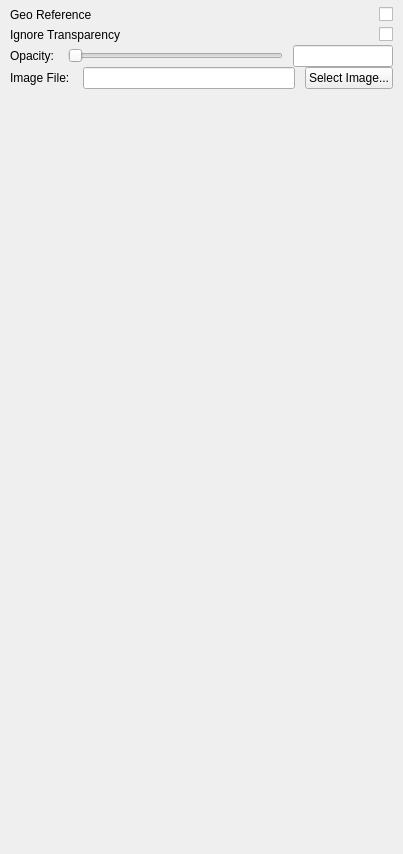
First picture: the form in apps/vaporgui/ImageAppearanceGUI.ui, repository StasJ/vapor-formatted, before the edit.
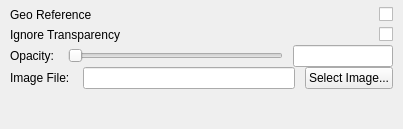
Second picture: the form after the edit.

What changed in the file:
```diff
--- a/apps/vaporgui/ImageAppearanceGUI.ui
+++ b/apps/vaporgui/ImageAppearanceGUI.ui
@@ -7,11 +7,11 @@
     <x>0</x>
     <y>0</y>
     <width>403</width>
-    <height>854</height>
+    <height>130</height>
    </rect>
   </property>
   <property name="sizePolicy">
-   <sizepolicy hsizetype="Expanding" vsizetype="Expanding">
+   <sizepolicy hsizetype="Expanding" vsizetype="Maximum">
     <horstretch>0</horstretch>
     <verstretch>0</verstretch>
    </sizepolicy>
@@ -211,6 +211,9 @@
        <property name="orientation">
         <enum>Qt::Vertical</enum>
        </property>
+       <property name="sizeType">
+        <enum>QSizePolicy::Maximum</enum>
+       </property>
        <property name="sizeHint" stdset="0">
         <size>
          <width>20</width>
```
Left out of the diff: 3 changed lines with no effect on the pictures.
